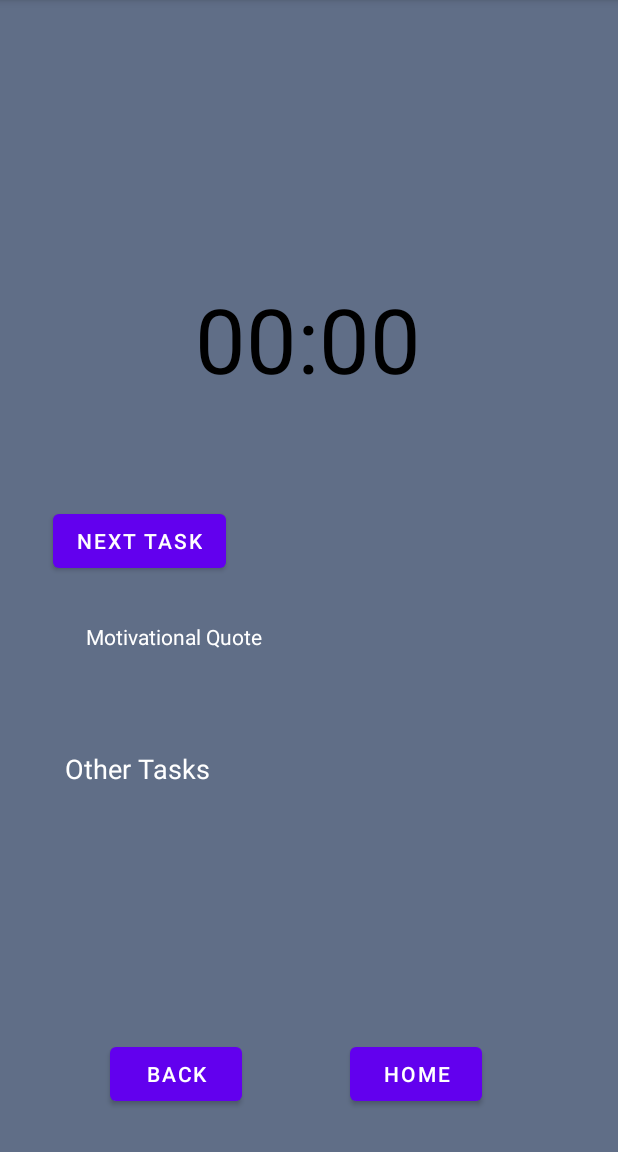
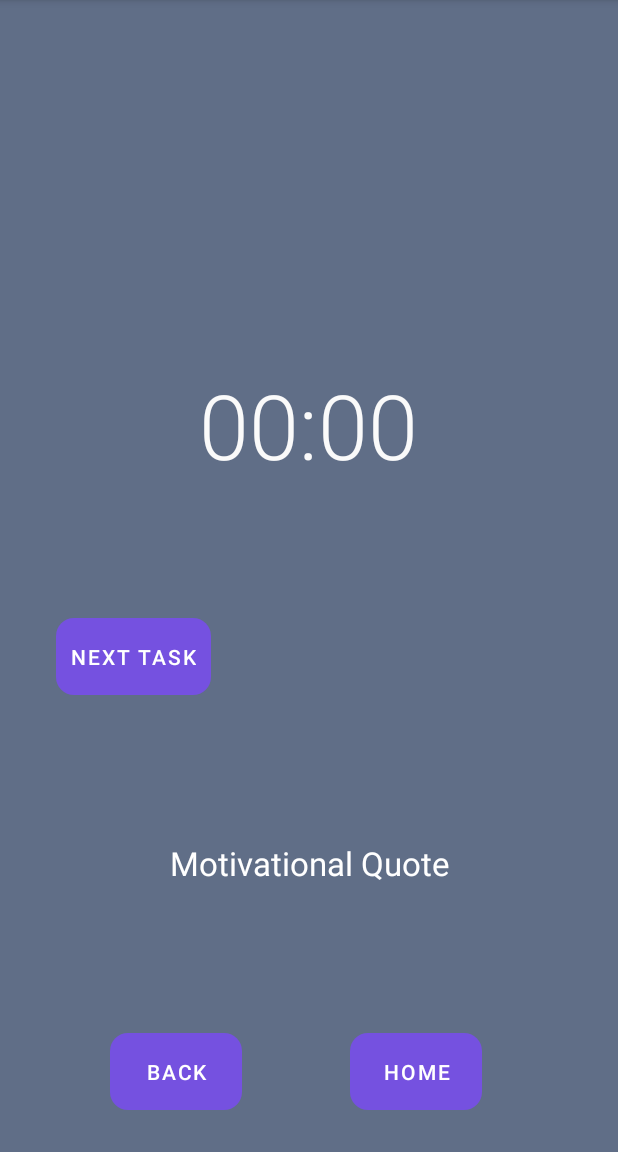
Before and after one commit to kimjason832/TritonHacks2021, an Android app: the Tasks screen opened directly, with no data from a screen before it, after a tap on "NEXT", on a phone screen of 412 x 824 dp, the part 84-1236 px from its top. Run offline under Robolectric (Android 15) with nearby library versions, the phone set to English and light mode, and no system bars; libraries missing offline, so code that uses them is left out: com.opencsv; 3 statements that could not run were skipped.

Commit message:
Changed designs

```diff
--- /dev/null
+++ b/app/src/main/res/drawable/roundstyle.xml
@@ -0,0 +1,4 @@
+<?xml version="1.0" encoding="utf-8"?>
+<shape xmlns:android="http://schemas.android.com/apk/res/android">
+    <corners android:radius="12dp"/>
+</shape>
--- a/app/src/main/res/layout/activity_main.xml
+++ b/app/src/main/res/layout/activity_main.xml
@@ -52,8 +52,10 @@
         android:id="@+id/button_start_main"
         android:layout_width="169dp"
         android:layout_height="51dp"
+        android:background="@drawable/roundstyle"
+        android:padding="10dp"
         android:text="START"
-        app:backgroundTint="#198C6868"
+        app:backgroundTint="#7551e0"
         app:layout_constraintBottom_toBottomOf="parent"
         app:layout_constraintEnd_toEndOf="parent"
         app:layout_constraintStart_toStartOf="parent"
--- a/app/src/main/res/layout/activity_timer.xml
+++ b/app/src/main/res/layout/activity_timer.xml
@@ -10,100 +10,98 @@
 
     <TextView
         android:id="@+id/textview_currenttask_timer"
-        android:layout_width="311dp"
-        android:layout_height="83dp"
+        android:layout_width="239dp"
+        android:layout_height="116dp"
+        android:gravity="center"
         android:text="Current Task"
         android:textAppearance="@style/TextAppearance.AppCompat.Large"
         android:textColor="#FFFFFF"
         app:layout_constraintBottom_toBottomOf="parent"
         app:layout_constraintEnd_toEndOf="parent"
-        app:layout_constraintHorizontal_bias="0.53"
         app:layout_constraintStart_toStartOf="parent"
         app:layout_constraintTop_toTopOf="parent"
-        app:layout_constraintVertical_bias="0.038"
+        app:layout_constraintVertical_bias="0.044"
         tools:text="Current Task" />
 
     <TextView
         android:id="@+id/text_view_countdown"
-        android:layout_width="wrap_content"
-        android:layout_height="wrap_content"
+        android:layout_width="264dp"
+        android:layout_height="169dp"
         android:layout_centerHorizontal="true"
         android:layout_centerVertical="true"
+        android:gravity="center"
         android:text="00:00"
-        android:textColor="@android:color/black"
+        android:textAppearance="@style/TextAppearance.AppCompat.Display4"
+        android:textColor="#FAFAFA"
         android:textSize="60sp"
         app:layout_constraintBottom_toBottomOf="parent"
         app:layout_constraintEnd_toEndOf="parent"
-        app:layout_constraintHorizontal_bias="0.498"
+        app:layout_constraintHorizontal_bias="0.496"
         app:layout_constraintStart_toStartOf="parent"
         app:layout_constraintTop_toTopOf="parent"
-        app:layout_constraintVertical_bias="0.27" />
+        app:layout_constraintVertical_bias="0.332" />
 
-    <TextView
-        android:id="@+id/textview_othertask_timer"
-        android:layout_width="324dp"
-        android:layout_height="135dp"
-        android:text="Other Tasks"
-        android:textAppearance="@style/TextAppearance.AppCompat.Medium"
-        android:textColor="#FFFFFF"
+    <Button
+        android:id="@+id/button_reset_timer"
+        android:layout_width="wrap_content"
+        android:layout_height="wrap_content"
+        android:background="@drawable/roundstyle"
+        android:padding="10dp"
+        android:text="Reset"
+        app:backgroundTint="#7551e0"
         app:layout_constraintBottom_toBottomOf="parent"
         app:layout_constraintEnd_toEndOf="parent"
-        app:layout_constraintHorizontal_bias="0.494"
+        app:layout_constraintHorizontal_bias="0.854"
         app:layout_constraintStart_toStartOf="parent"
         app:layout_constraintTop_toTopOf="parent"
-        app:layout_constraintVertical_bias="0.79"
-        tools:text="Other Tasks" />
+        app:layout_constraintVertical_bias="0.575"
+        tools:text="Reset" />
+
+    <Button
+        android:id="@+id/button_pause_timer"
+        android:layout_width="wrap_content"
+        android:layout_height="wrap_content"
+        android:background="@drawable/roundstyle"
+        android:padding="10dp"
+        android:text="Pause"
+        app:backgroundTint="#7551e0"
+        app:layout_constraintBottom_toBottomOf="parent"
+        app:layout_constraintEnd_toEndOf="parent"
+        app:layout_constraintHorizontal_bias="0.529"
+        app:layout_constraintStart_toStartOf="parent"
+        app:layout_constraintTop_toTopOf="parent"
+        app:layout_constraintVertical_bias="0.575"
+        tools:text="Pause" />
 
     <Button
         android:id="@+id/button_skip_timer"
         android:layout_width="wrap_content"
         android:layout_height="wrap_content"
+        android:background="@drawable/roundstyle"
+        android:padding="10dp"
         android:text="Next Task"
+        app:backgroundTint="#7551e0"
         app:layout_constraintBottom_toBottomOf="parent"
         app:layout_constraintEnd_toEndOf="parent"
-        app:layout_constraintHorizontal_bias="0.118"
+        app:layout_constraintHorizontal_bias="0.12"
         app:layout_constraintStart_toStartOf="parent"
         app:layout_constraintTop_toTopOf="parent"
-        app:layout_constraintVertical_bias="0.468"
+        app:layout_constraintVertical_bias="0.575"
         tools:text="Next Task" />
-
-    <Button
-        android:id="@+id/button_pause_timer"
-        android:layout_width="wrap_content"
-        android:layout_height="wrap_content"
-        android:text="Pause"
-        app:layout_constraintBottom_toBottomOf="parent"
-        app:layout_constraintEnd_toEndOf="parent"
-        app:layout_constraintHorizontal_bias="0.529"
-        app:layout_constraintStart_toStartOf="parent"
-        app:layout_constraintTop_toTopOf="parent"
-        app:layout_constraintVertical_bias="0.468"
-        tools:text="Pause" />
-
-    <Button
-        android:id="@+id/button_reset_timer"
-        android:layout_width="wrap_content"
-        android:layout_height="wrap_content"
-        android:text="Reset"
-        app:layout_constraintBottom_toBottomOf="parent"
-        app:layout_constraintEnd_toEndOf="parent"
-        app:layout_constraintHorizontal_bias="0.854"
-        app:layout_constraintStart_toStartOf="parent"
-        app:layout_constraintTop_toTopOf="parent"
-        app:layout_constraintVertical_bias="0.468"
-        tools:text="Reset" />
 
     <TextView
         android:id="@+id/textview_motivationalquote_timer"
-        android:layout_width="297dp"
-        android:layout_height="55dp"
+        android:layout_width="293dp"
+        android:layout_height="136dp"
+        android:gravity="center"
         android:text="Motivational Quote"
+        android:textAppearance="@style/TextAppearance.AppCompat.Large"
         android:textColor="#FFFFFF"
         app:layout_constraintBottom_toBottomOf="parent"
         app:layout_constraintEnd_toEndOf="parent"
         app:layout_constraintStart_toStartOf="parent"
         app:layout_constraintTop_toTopOf="parent"
-        app:layout_constraintVertical_bias="0.582"
+        app:layout_constraintVertical_bias="0.803"
         tools:text="Motivational Quote" />
 
     <Button
@@ -111,6 +109,9 @@
         android:layout_width="wrap_content"
         android:layout_height="wrap_content"
         android:text="Home"
+        android:background="@drawable/roundstyle"
+        android:padding="10dp"
+        app:backgroundTint="#7551e0"
         app:layout_constraintBottom_toBottomOf="parent"
         app:layout_constraintEnd_toEndOf="parent"
         app:layout_constraintHorizontal_bias="0.721"
@@ -124,6 +125,9 @@
         android:layout_width="wrap_content"
         android:layout_height="wrap_content"
         android:text="Back"
+        android:background="@drawable/roundstyle"
+        android:padding="10dp"
+        app:backgroundTint="#7551e0"
         app:layout_constraintBottom_toBottomOf="parent"
         app:layout_constraintEnd_toEndOf="parent"
         app:layout_constraintHorizontal_bias="0.226"
```
Also changed, not shown: app/src/main/res/layout/activity_setting.xml (+24 -18 lines), app/src/main/res/layout/activity_tasks.xml (+6 -2 lines).
